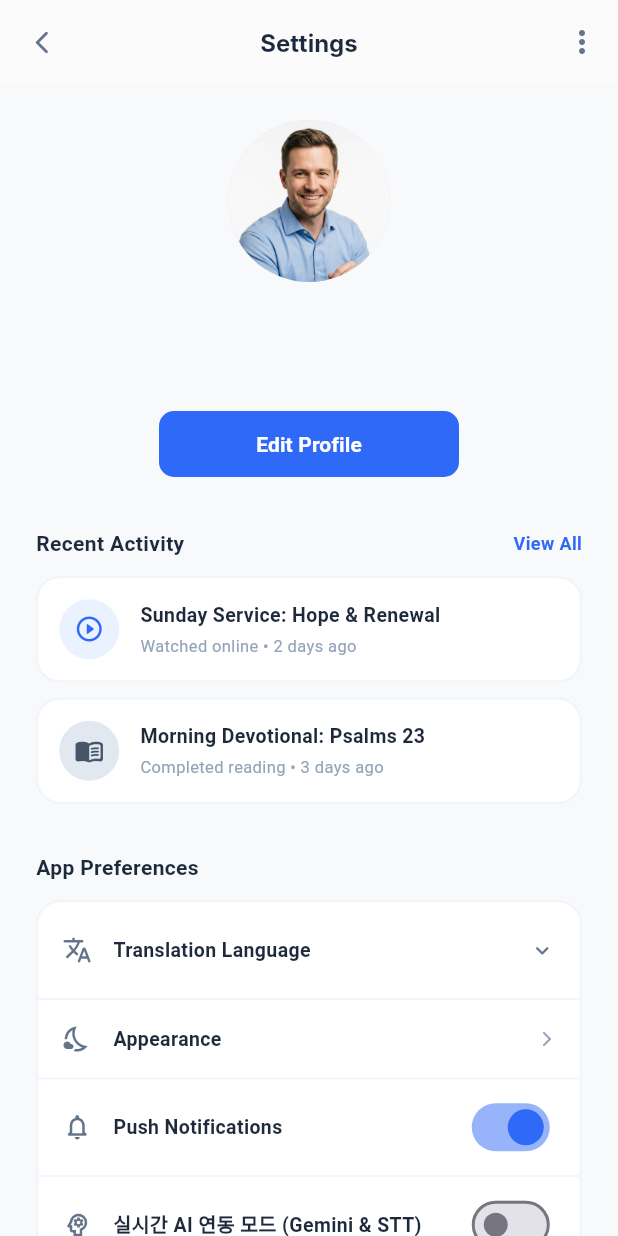
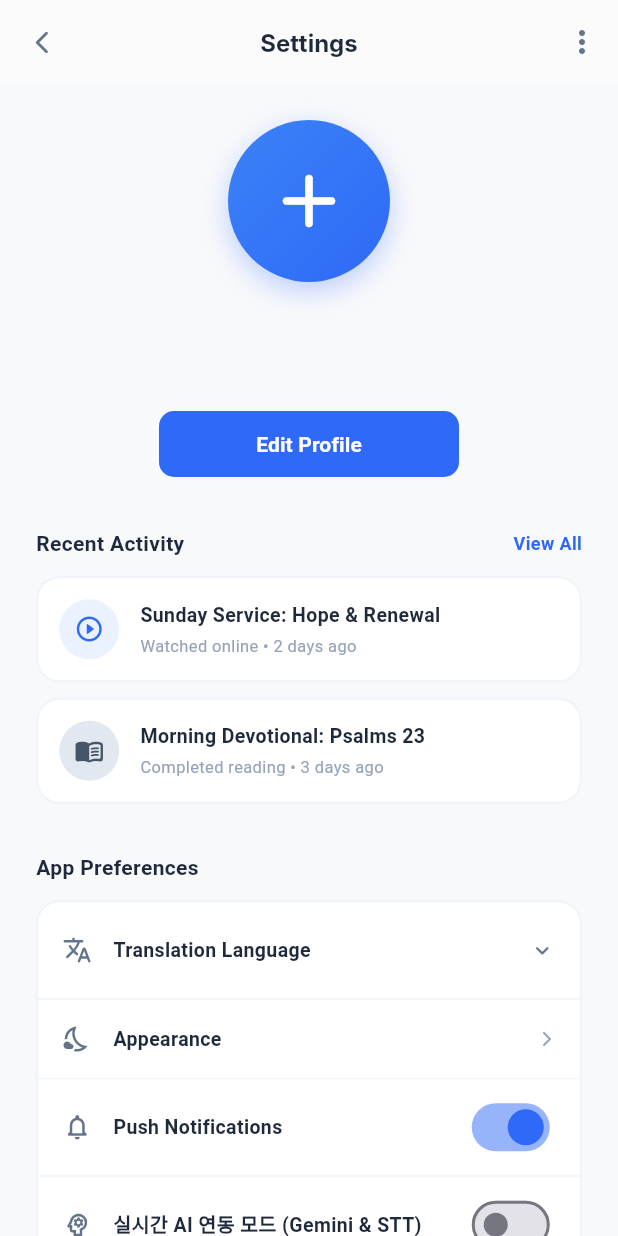
Before and after one commit to shintaehyeon/God_speaks, a Flutter app: the SettingsPage screen opened directly, on a phone screen of 412 x 824 dp. Run offline on Flutter 3.47's test engine with Material 3 defaults, Android fonts, the phone set to English and light mode, and no system bars; our stand-ins replace cloud_firestore, firebase_auth, firebase_core, google_generative_ai, speech_to_text; accounts and stored records are empty; Roboto replaces fonts that are missing (Inter).

Commit message:
feat: complete Dark Mode support, replace profiles with elegant Cross icon, and fix scroll margin UX

```diff
--- a/lib/settings.dart
+++ b/lib/settings.dart
@@ -46,9 +46,33 @@ class SettingsPage extends StatelessWidget {
             Center(
               child: Column(
                 children: [
-                  const CircleAvatar(
-                    radius: 54,
-                    backgroundImage: AssetImage('assets/profile.png'),
+                  Container(
+                    width: 108,
+                    height: 108,
+                    decoration: BoxDecoration(
+                      shape: BoxShape.circle,
+                      gradient: const LinearGradient(
+                        begin: Alignment.topLeft,
+                        end: Alignment.bottomRight,
+                        colors: [
+                          Color(0xFF3B82F6),
+                          Color(0xFF2F69F8),
+                        ],
+                      ),
+                      boxShadow: [
+                        BoxShadow(
+                          color: const Color(0xFF2F69F8).withOpacity(0.3),
+                          blurRadius: 16,
+                          offset: const Offset(0, 6),
+                        )
+                      ],
+                    ),
+                    alignment: Alignment.center,
+                    child: const Icon(
+                      Icons.add_rounded, // Sleek Minimal Cross Emblem
+                      size: 60,
+                      color: Colors.white,
+                    ),
                   ),
                   const SizedBox(height: 16),
                   Text(
@@ -223,7 +247,7 @@ class SettingsPage extends StatelessWidget {
                 textStyle: const TextStyle(fontWeight: FontWeight.bold, fontSize: 14),
               ),
             ),
-            const SizedBox(height: 20),
+            const SizedBox(height: 120), // Premium spacer to avoid bottom navigation overlay
           ],
         ),
       ),
```
Also changed, not shown: lib/app.dart (+46 -0 lines), lib/summaries.dart (+13 -3 lines).
